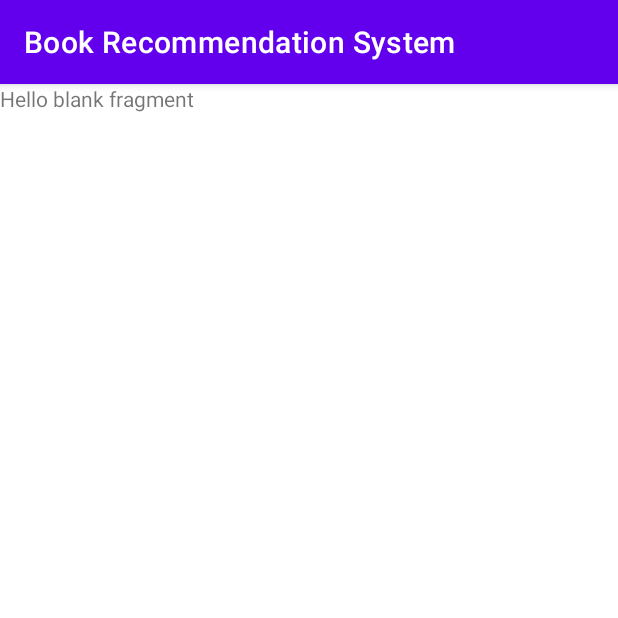
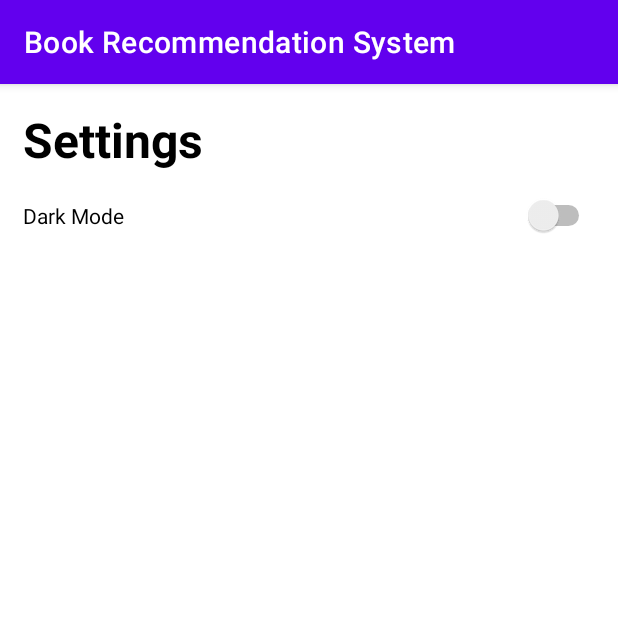
Before and after one commit to cis3296f22/book-recommendation-system, an Android app: the fragment SettingsFragment shown on its own in the app's theme, on a phone screen of 412 x 824 dp, the top half of it. Run offline under Robolectric (Android 15) with nearby library versions, the phone set to English and light mode, and no system bars.

Commit message:
Implemented Layout and Toolbar Functionality

```diff
--- a/app/src/main/java/edu/temple/bookrecommendationsystem/MainActivity.kt
+++ b/app/src/main/java/edu/temple/bookrecommendationsystem/MainActivity.kt
@@ -2,6 +2,7 @@ package edu.temple.bookrecommendationsystem
 
 import androidx.appcompat.app.AppCompatActivity
 import android.os.Bundle
+import android.widget.TextView
 
 class MainActivity : AppCompatActivity() {
     override fun onCreate(savedInstanceState: Bundle?) {
@@ -9,10 +10,9 @@ class MainActivity : AppCompatActivity() {
         setContentView(R.layout.activity_main)
         supportFragmentManager
             .beginTransaction()
+            .add(R.id.container1, RecommendationFragment())
             .add(R.id.container2, ToolbarFragment())
             .commit()
-
-
         //populate fragment containers in recyclerview
     }
 }
--- a/app/src/main/java/edu/temple/bookrecommendationsystem/RecommendationFragment.kt
+++ b/app/src/main/java/edu/temple/bookrecommendationsystem/RecommendationFragment.kt
@@ -5,6 +5,7 @@ import androidx.fragment.app.Fragment
 import android.view.LayoutInflater
 import android.view.View
 import android.view.ViewGroup
+import android.widget.TextView
 
 /**
  * A simple [Fragment] subclass.
@@ -20,7 +21,8 @@ class RecommendationFragment : Fragment() {
         inflater: LayoutInflater, container: ViewGroup?,
         savedInstanceState: Bundle?
     ): View? {
-        // Inflate the layout for this fragment
-        return inflater.inflate(R.layout.fragment_recommendation, container, false)
+        val rootView = inflater.inflate(R.layout.fragment_recommendation, container, false)
+        rootView.findViewById<TextView>(R.id.testt).text = "Hey there!"
+        return rootView
     }
 }
--- a/app/src/main/java/edu/temple/bookrecommendationsystem/SettingsFragment.kt
+++ b/app/src/main/java/edu/temple/bookrecommendationsystem/SettingsFragment.kt
@@ -27,4 +27,8 @@ class SettingsFragment : Fragment() {
         // Inflate the layout for this fragment
         return inflater.inflate(R.layout.fragment_settings, container, false)
     }
+
+    override fun onViewCreated(view: View, savedInstanceState: Bundle?) {
+        super.onViewCreated(view, savedInstanceState)
+    }
 }
--- a/app/src/main/res/layout/fragment_book_lists.xml
+++ b/app/src/main/res/layout/fragment_book_lists.xml
@@ -9,6 +9,6 @@
     <TextView
         android:layout_width="match_parent"
         android:layout_height="match_parent"
-        android:text="@string/hello_blank_fragment" />
+        android:text="Lists Fragment!" />
 
 </FrameLayout>
--- a/app/src/main/res/layout/fragment_settings.xml
+++ b/app/src/main/res/layout/fragment_settings.xml
@@ -1,14 +1,39 @@
 <?xml version="1.0" encoding="utf-8"?>
-<FrameLayout xmlns:android="http://schemas.android.com/apk/res/android"
+<LinearLayout xmlns:android="http://schemas.android.com/apk/res/android"
     xmlns:tools="http://schemas.android.com/tools"
     android:layout_width="match_parent"
     android:layout_height="match_parent"
+    android:layout_margin="15dp"
+    android:orientation="vertical"
     tools:context=".SettingsFragment">
 
-    <!-- TODO: Update blank fragment layout -->
     <TextView
         android:layout_width="match_parent"
-        android:layout_height="match_parent"
-        android:text="@string/hello_blank_fragment" />
+        android:layout_height="wrap_content"
+        android:text="Settings"
+        android:textColor="@color/black"
+        android:textSize="32sp"
+        android:textStyle="bold" />
 
-</FrameLayout>
+    <LinearLayout
+        android:layout_width="match_parent"
+        android:layout_height="wrap_content"
+        android:orientation="horizontal"
+        android:layout_marginTop="15dp">
+
+        <TextView
+            android:layout_width="wrap_content"
+            android:layout_height="wrap_content"
+            android:text="Dark Mode"
+            android:textColor="@color/black" />
+
+        <Switch
+            android:id="@+id/switch1"
+            android:layout_width="match_parent"
+            android:layout_height="wrap_content"
+            tools:ignore="UseSwitchCompatOrMaterialXml" />
+
+    </LinearLayout>
+
+
+</LinearLayout>
```
Also changed, not shown: app/src/main/java/edu/temple/bookrecommendationsystem/ToolbarFragment.kt (+29 -2 lines), app/src/main/res/layout/fragment_recommendation.xml (+11 -10 lines), app/src/main/res/layout/fragment_search.xml (+17 -11 lines).
